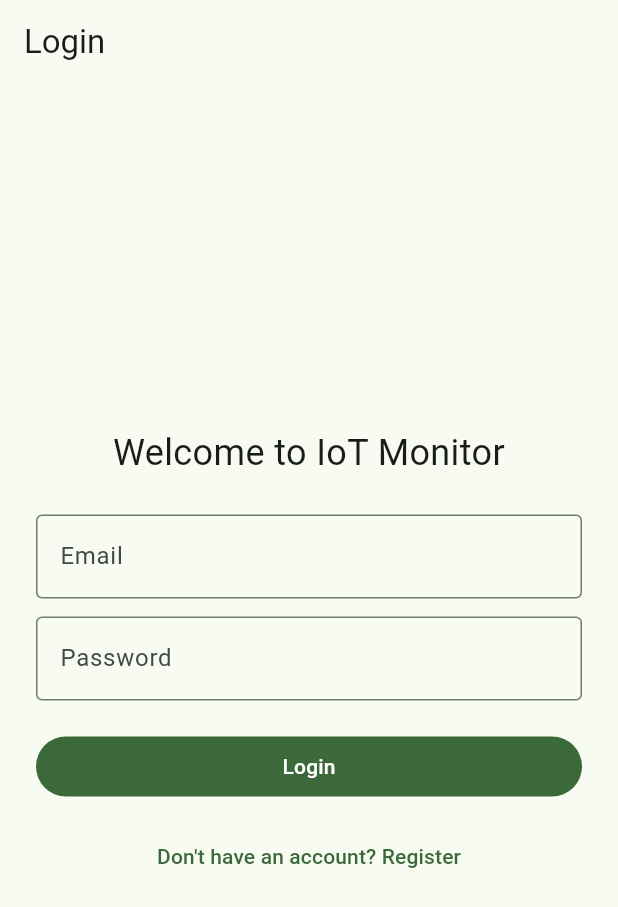
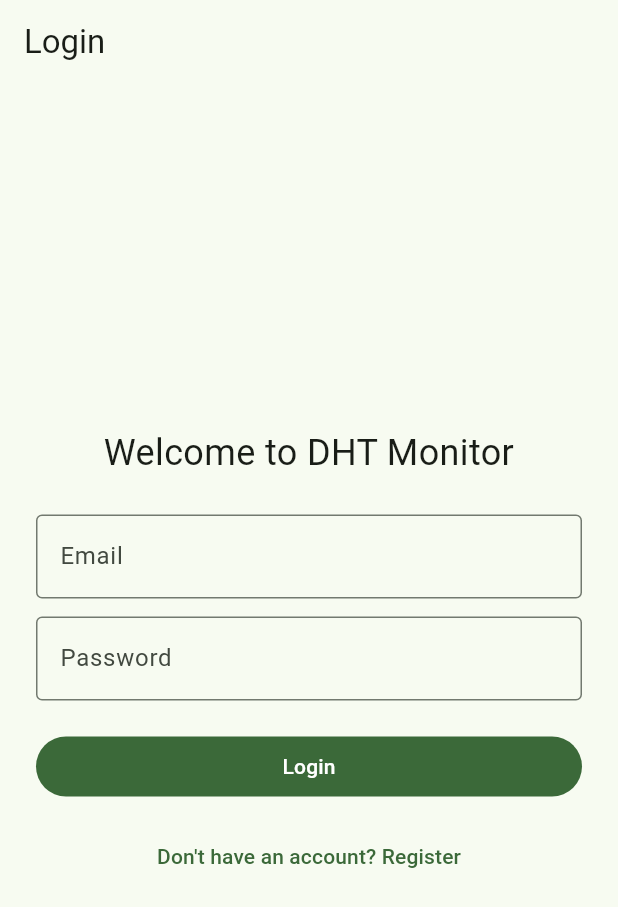
Before and after one commit to MykolaZabrotskyiKI2022/rmd2526zabrotskyimykola, a Flutter app: the screen it shows after launch, on a phone screen of 412 x 824 dp. Shown: the top 907 px of the screen. Run offline on Flutter 3.47's test engine with Material 3 defaults, Android fonts, the phone set to English and light mode, and no system bars.

Commit message:
Update UI pages and iOS build outputs
Modified Dart UI files including app.dart, home_page.dart, login_page.dart, profile_page.dart, and register_page.dart. Updated iOS build artifacts and Info.plist files to reflect recent code changes.

```diff
--- a/lib/ui/app.dart
+++ b/lib/ui/app.dart
@@ -11,7 +11,7 @@ class App extends StatelessWidget {
   @override
   Widget build(BuildContext context) {
     return MaterialApp(
-      title: 'IoT Lab 2',
+      title: 'Lab 2',
       theme: ThemeData(
         colorScheme: ColorScheme.fromSeed(seedColor: Colors.green),
         useMaterial3: true,
--- a/lib/ui/home_page.dart
+++ b/lib/ui/home_page.dart
@@ -34,7 +34,7 @@ class HomePage extends StatelessWidget {
 
     return Scaffold(
       appBar: AppBar(
-        title: const Text('IoT Dashboard'),
+        title: const Text('DHT Dashboard'),
         actions: [
           IconButton(
             onPressed: () => _goToProfile(context),
--- a/lib/ui/login_page.dart
+++ b/lib/ui/login_page.dart
@@ -27,7 +27,7 @@ class LoginPage extends StatelessWidget {
             crossAxisAlignment: CrossAxisAlignment.stretch,
             children: [
               const Text(
-                'Welcome to IoT Monitor',
+                'Welcome to DHT Monitor',
                 textAlign: TextAlign.center,
                 style: TextStyle(fontSize: 24),
               ),
--- a/lib/ui/register_page.dart
+++ b/lib/ui/register_page.dart
@@ -27,7 +27,7 @@ class RegisterPage extends StatelessWidget {
             crossAxisAlignment: CrossAxisAlignment.stretch,
             children: [
               const Text(
-                'Create IoT account',
+                'Create DHT account',
                 textAlign: TextAlign.center,
                 style: TextStyle(fontSize: 24),
               ),
```
Also changed, not shown: lib/ui/profile_page.dart (+8 -8 lines), 12 other files.
